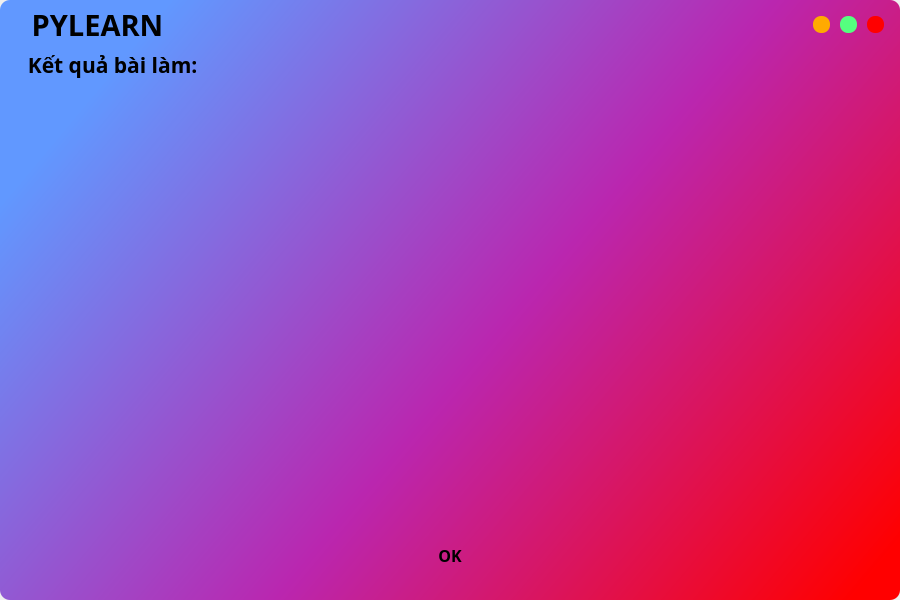
hoangm960/Astraea, file UI_Files/result_form.ui: the form before one commit.
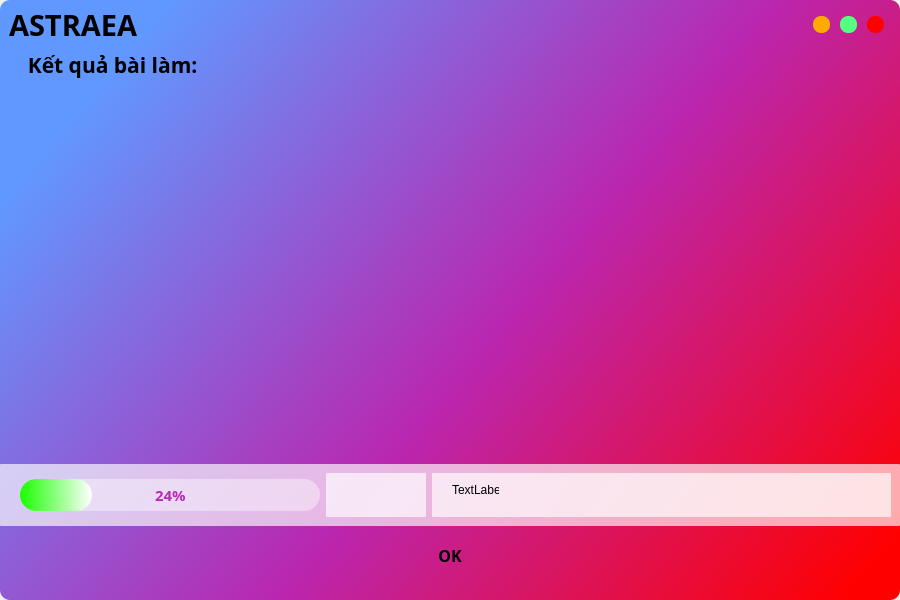
The form after the commit.

```diff
--- a/UI_Files/result_form.ui
+++ b/UI_Files/result_form.ui
@@ -131,7 +131,7 @@
                 </font>
                </property>
                <property name="text">
-                <string>   PYLEARN</string>
+                <string>ASTRAEA</string>
                </property>
               </widget>
              </item>
@@ -449,22 +449,213 @@
                   </widget>
                  </item>
                  <item>
-                  <widget class="QScrollArea" name="scrollArea">
-                   <property name="widgetResizable">
-                    <bool>true</bool>
+                  <widget class="QFrame" name="frame">
+                   <property name="minimumSize">
+                    <size>
+                     <width>0</width>
+                     <height>425</height>
+                    </size>
                    </property>
-                   <widget class="QWidget" name="content_widget">
+                   <property name="frameShape">
+                    <enum>QFrame::StyledPanel</enum>
+                   </property>
+                   <property name="frameShadow">
+                    <enum>QFrame::Raised</enum>
+                   </property>
+                   <widget class="QScrollArea" name="scrollArea">
                     <property name="geometry">
                      <rect>
                       <x>0</x>
                       <y>0</y>
                       <width>900</width>
-                      <height>450</height>
+                      <height>441</height>
                      </rect>
                     </property>
+                    <property name="styleSheet">
+                     <string notr="true"/>
+                    </property>
+                    <property name="widgetResizable">
+                     <bool>true</bool>
+                    </property>
+                    <widget class="QWidget" name="content_widget">
+                     <property name="geometry">
+                      <rect>
+                       <x>0</x>
+                       <y>0</y>
+                       <width>900</width>
+                       <height>441</height>
+                      </rect>
+                     </property>
+                    </widget>
                    </widget>
                   </widget>
                  </item>
+                 <item>
+                  <widget class="QFrame" name="frame_2">
+                   <property name="minimumSize">
+                    <size>
+                     <width>0</width>
+                     <height>80</height>
+                    </size>
+                   </property>
+                   <property name="frameShape">
+                    <enum>QFrame::StyledPanel</enum>
+                   </property>
+                   <property name="frameShadow">
+                    <enum>QFrame::Raised</enum>
+                   </property>
+                   <layout class="QVBoxLayout" name="verticalLayout_5">
+                    <property name="leftMargin">
+                     <number>0</number>
+                    </property>
+                    <item>
+                     <widget class="QFrame" name="frame_3">
+                      <property name="minimumSize">
+                       <size>
+                        <width>900</width>
+                        <height>60</height>
+                       </size>
+                      </property>
+                      <property name="styleSheet">
+                       <string notr="true">QFrame {
+background: rgba(255,255,255,170);
+}</string>
+                      </property>
+                      <property name="frameShape">
+                       <enum>QFrame::StyledPanel</enum>
+                      </property>
+                      <property name="frameShadow">
+                       <enum>QFrame::Raised</enum>
+                      </property>
+                      <layout class="QHBoxLayout" name="horizontalLayout_7">
+                       <property name="leftMargin">
+                        <number>20</number>
+                       </property>
+                       <item>
+                        <widget class="QFrame" name="frame_4">
+                         <property name="maximumSize">
+                          <size>
+                           <width>300</width>
+                           <height>16777215</height>
+                          </size>
+                         </property>
+                         <property name="styleSheet">
+                          <string notr="true">background:transparent;</string>
+                         </property>
+                         <property name="frameShape">
+                          <enum>QFrame::StyledPanel</enum>
+                         </property>
+                         <property name="frameShadow">
+                          <enum>QFrame::Raised</enum>
+                         </property>
+                         <layout class="QHBoxLayout" name="horizontalLayout_8">
+                          <property name="spacing">
+                           <number>0</number>
+                          </property>
+                          <property name="leftMargin">
+                           <number>0</number>
+                          </property>
+                          <property name="topMargin">
+                           <number>0</number>
+                          </property>
+                          <property name="rightMargin">
+                           <number>0</number>
+                          </property>
+                          <property name="bottomMargin">
+                           <number>0</number>
+                          </property>
+                          <item>
+                           <widget class="QProgressBar" name="progressBar">
+                            <property name="minimumSize">
+                             <size>
+                              <width>0</width>
+                              <height>32</height>
+                             </size>
+                            </property>
+                            <property name="maximumSize">
+                             <size>
+                              <width>400</width>
+                              <height>16777215</height>
+                             </size>
+                            </property>
+                            <property name="font">
+                             <font>
+                              <family>Segoe UI Black</family>
+                              <pointsize>11</pointsize>
+                              <weight>75</weight>
+                              <bold>true</bold>
+                             </font>
+                            </property>
+                            <property name="styleSheet">
+                             <string notr="true">QProgressBar { 	
+	border-radius: 16px;
+ 	color: rgb(182, 43, 179);
+	text-align: center;
+	background-color: rgba(255,255,255,100);
+}
+
+QProgressBar::chunk {
+	border-radius: 16px;
+	background-color: qlineargradient(spread:pad, x1:0, y1:0.506, x2:1, y2:0.494, stop:0 rgba(25, 255, 0, 255), stop:1 rgba(255, 255, 255, 255));
+}</string>
+                            </property>
+                            <property name="value">
+                             <number>24</number>
+                            </property>
+                           </widget>
+                          </item>
+                         </layout>
+                        </widget>
+                       </item>
+                       <item>
+                        <widget class="QFrame" name="frame_5">
+                         <property name="maximumSize">
+                          <size>
+                           <width>100</width>
+                           <height>16777215</height>
+                          </size>
+                         </property>
+                         <property name="frameShape">
+                          <enum>QFrame::StyledPanel</enum>
+                         </property>
+                         <property name="frameShadow">
+                          <enum>QFrame::Raised</enum>
+                         </property>
+                        </widget>
+                       </item>
+                       <item>
+                        <widget class="QFrame" name="frame_6">
+                         <property name="frameShape">
+                          <enum>QFrame::StyledPanel</enum>
+                         </property>
+                         <property name="frameShadow">
+                          <enum>QFrame::Raised</enum>
+                         </property>
+                         <widget class="QLabel" name="label">
+                          <property name="geometry">
+                           <rect>
+                            <x>20</x>
+                            <y>10</y>
+                            <width>47</width>
+                            <height>13</height>
+                           </rect>
+                          </property>
+                          <property name="styleSheet">
+                           <string notr="true">background: transparent;
+</string>
+                          </property>
+                          <property name="text">
+                           <string>TextLabel</string>
+                          </property>
+                         </widget>
+                        </widget>
+                       </item>
+                      </layout>
+                     </widget>
+                    </item>
+                   </layout>
+                  </widget>
+                 </item>
                  <item alignment="Qt::AlignHCenter">
                   <widget class="QFrame" name="btn_frame_2">
                    <property name="minimumSize">
```
